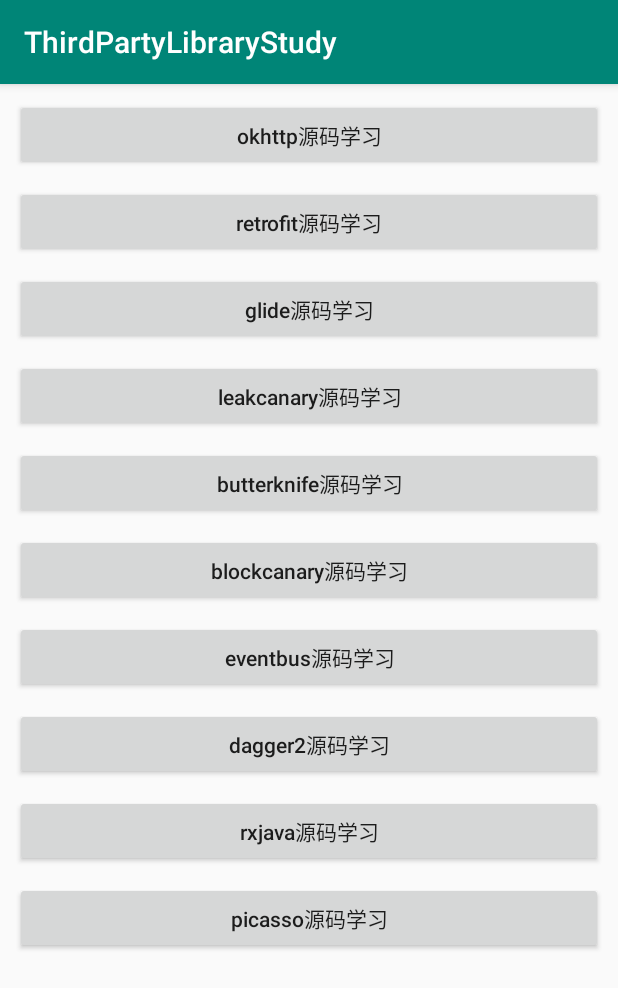
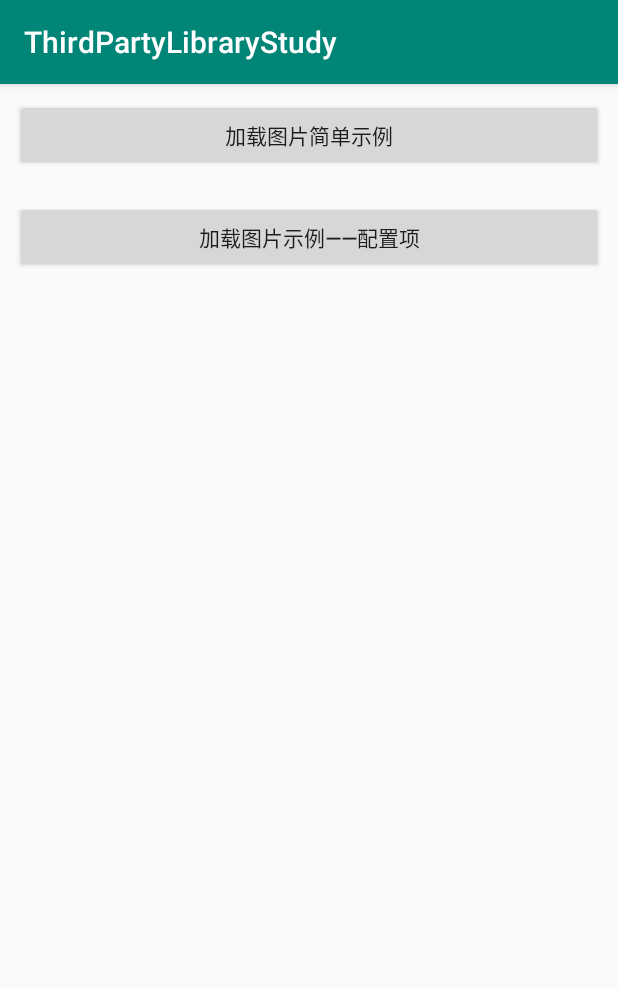
Before and after one commit to tinyvampirepudge/ThirdPartyLibraryStudy, an Android app: the screen it shows after launch (MainActivity before the commit, GlideActivity after it), after a tap on "glide源码学习", on a phone screen of 412 x 824 dp. Shown: the top 988 px of the screen. Run offline under Robolectric (Android 15) with nearby library versions, the phone set to English and light mode, and no system bars; our stand-ins replace ButterKnife; pictures from the network do not load.

Commit message:
glide源码学习

```diff
--- a/app/build.gradle
+++ b/app/build.gradle
@@ -50,4 +50,6 @@ dependencies {
     // rxjava
     implementation 'io.reactivex:rxjava:1.1.3'
     implementation 'io.reactivex:rxandroid:1.1.0'
+
+    implementation 'com.github.bumptech.glide:glide:3.7.0'
 }
--- a/app/src/main/AndroidManifest.xml
+++ b/app/src/main/AndroidManifest.xml
@@ -22,7 +22,8 @@
         <activity android:name=".okhttp.OkhttpActivity" />
         <activity android:name=".retrofit.RetrofitActivity" />
         <activity android:name=".retrofit.proxy.ProxyActivity" />
-        <activity android:name=".rxjava.RxJavaActivity"></activity>
+        <activity android:name=".rxjava.RxJavaActivity" />
+        <activity android:name=".glide.GlideActivity"></activity>
     </application>
 
 </manifest>
--- a/app/src/main/java/com/tinytongtong/thirdpartylibrarystudy/MainActivity.java
+++ b/app/src/main/java/com/tinytongtong/thirdpartylibrarystudy/MainActivity.java
@@ -4,6 +4,7 @@ import android.os.Bundle;
 import android.support.v7.app.AppCompatActivity;
 import android.widget.Button;
 
+import com.tinytongtong.thirdpartylibrarystudy.glide.GlideActivity;
 import com.tinytongtong.thirdpartylibrarystudy.okhttp.OkhttpActivity;
 import com.tinytongtong.thirdpartylibrarystudy.retrofit.RetrofitActivity;
 import com.tinytongtong.thirdpartylibrarystudy.rxjava.RxJavaActivity;
@@ -54,6 +55,7 @@ public class MainActivity extends AppCompatActivity {
 
     @OnClick(R.id.btn_glide)
     public void onBtnGlideClicked() {
+        GlideActivity.actionStart(this);
     }
 
     @OnClick(R.id.btn_leakcanary)
--- /dev/null
+++ b/app/src/main/java/com/tinytongtong/thirdpartylibrarystudy/glide/GlideActivity.java
@@ -0,0 +1,83 @@
+package com.tinytongtong.thirdpartylibrarystudy.glide;
+
+import android.content.Context;
+import android.content.Intent;
+import android.os.Bundle;
+import android.support.v7.app.AppCompatActivity;
+import android.widget.Button;
+import android.widget.ImageView;
+
+import com.bumptech.glide.Glide;
+import com.bumptech.glide.Priority;
+import com.bumptech.glide.load.engine.DiskCacheStrategy;
+import com.tinytongtong.thirdpartylibrarystudy.R;
+
+import butterknife.BindView;
+import butterknife.ButterKnife;
+import butterknife.OnClick;
+
+public class GlideActivity extends AppCompatActivity {
+    public static final String TAG = GlideActivity.class.getSimpleName();
+
+    @BindView(R.id.iv_simple)
+    ImageView ivSimple;
+    @BindView(R.id.btn_glide_simple)
+    Button btnGlideSimple;
+    @BindView(R.id.btn_glide_config)
+    Button btnGlideConfig;
+    @BindView(R.id.iv_config)
+    ImageView ivConfig;
+
+    public static void actionStart(Context context) {
+        Intent starter = new Intent(context, GlideActivity.class);
+        context.startActivity(starter);
+    }
+
+    @Override
+    protected void onCreate(Bundle savedInstanceState) {
+        super.onCreate(savedInstanceState);
+        setContentView(R.layout.activity_glide);
+        ButterKnife.bind(this);
+    }
+
+    /**
+     * 简单加载示例
+     */
+    private void loadImageSimple() {
+        String url = "https://ss3.bdstatic.com/70cFv8Sh_Q1YnxGkpoWK1HF6hhy/it/u=1313599537,3521042892&fm=26&gp=0.jpg";
+        Glide.with(getApplicationContext()).load(url).into(ivSimple);
+    }
+
+    /**
+     * 说明常用的配置项
+     */
+    private void loadImageConfig() {
+        String url = "http://5b0988e595225.cdn.sohucs.com/images/20180802/202a172a6b7e4e31a084df84dc193b08.jpeg";
+        Glide.with(getApplicationContext())// 指定Context
+                .load(url)// 指定图片的URL
+                .placeholder(R.mipmap.ic_launcher)// 指定图片未成功加载前显示的图片
+                .error(R.mipmap.ic_launcher)// 指定图片加载失败显示的图片
+                .override(300, 300)// 指定图片的尺寸
+                .fitCenter()//指定图片缩放类型
+                .centerCrop()//指定图片缩放类型
+                .skipMemoryCache(true)// 跳过内存缓存
+                .diskCacheStrategy(DiskCacheStrategy.NONE)// 跳过磁盘缓存
+                .diskCacheStrategy(DiskCacheStrategy.SOURCE)// 仅仅只跳过原来的全分辨率的图像
+                .diskCacheStrategy(DiskCacheStrategy.RESULT)// 仅仅缓存最终的图像
+                .diskCacheStrategy(DiskCacheStrategy.ALL)// 缓存所有版本的图像
+                // 指定优先级。Glide将会用他们作为一个准则，并尽可能的处理这些请求，但是它不能保证所有的图片都会按照所要求的顺序加载。
+                // 优先级排序：IMMEDIATE > HIGH > NORMAL > LOW.
+                .priority(Priority.HIGH)
+                .into(ivConfig);
+    }
+
+    @OnClick(R.id.btn_glide_simple)
+    public void onBtnGlideSimpleClicked() {
+        loadImageSimple();
+    }
+
+    @OnClick(R.id.btn_glide_config)
+    public void onBtnGlideConfigClicked() {
+        loadImageConfig();
+    }
+}
--- /dev/null
+++ b/app/src/main/res/layout/activity_glide.xml
@@ -0,0 +1,44 @@
+<?xml version="1.0" encoding="utf-8"?>
+<android.support.constraint.ConstraintLayout xmlns:android="http://schemas.android.com/apk/res/android"
+    xmlns:app="http://schemas.android.com/apk/res-auto"
+    xmlns:tools="http://schemas.android.com/tools"
+    android:layout_width="match_parent"
+    android:layout_height="match_parent"
+    tools:context=".glide.GlideActivity">
+
+    <Button
+        android:id="@+id/btn_glide_simple"
+        style="@style/btn_style_lower"
+        android:text="加载图片简单示例"
+        app:layout_constraintLeft_toLeftOf="parent"
+        app:layout_constraintRight_toRightOf="parent"
+        app:layout_constraintTop_toTopOf="parent" />
+
+    <ImageView
+        android:id="@+id/iv_simple"
+        android:layout_width="200dp"
+        android:layout_height="wrap_content"
+        android:layout_marginTop="10dp"
+        app:layout_constraintLeft_toLeftOf="parent"
+        app:layout_constraintRight_toRightOf="parent"
+        app:layout_constraintTop_toBottomOf="@+id/btn_glide_simple" />
+
+    <Button
+        android:id="@+id/btn_glide_config"
+        style="@style/btn_style_lower"
+        android:text="加载图片示例——配置项"
+        app:layout_constraintLeft_toLeftOf="parent"
+        app:layout_constraintRight_toRightOf="parent"
+        app:layout_constraintTop_toBottomOf="@+id/iv_simple" />
+
+    <ImageView
+        android:id="@+id/iv_config"
+        android:layout_width="200dp"
+        android:layout_height="wrap_content"
+        android:layout_marginTop="10dp"
+        app:layout_constraintLeft_toLeftOf="parent"
+        app:layout_constraintRight_toRightOf="parent"
+        app:layout_constraintTop_toBottomOf="@+id/btn_glide_config" />
+
+
+</android.support.constraint.ConstraintLayout>
```
